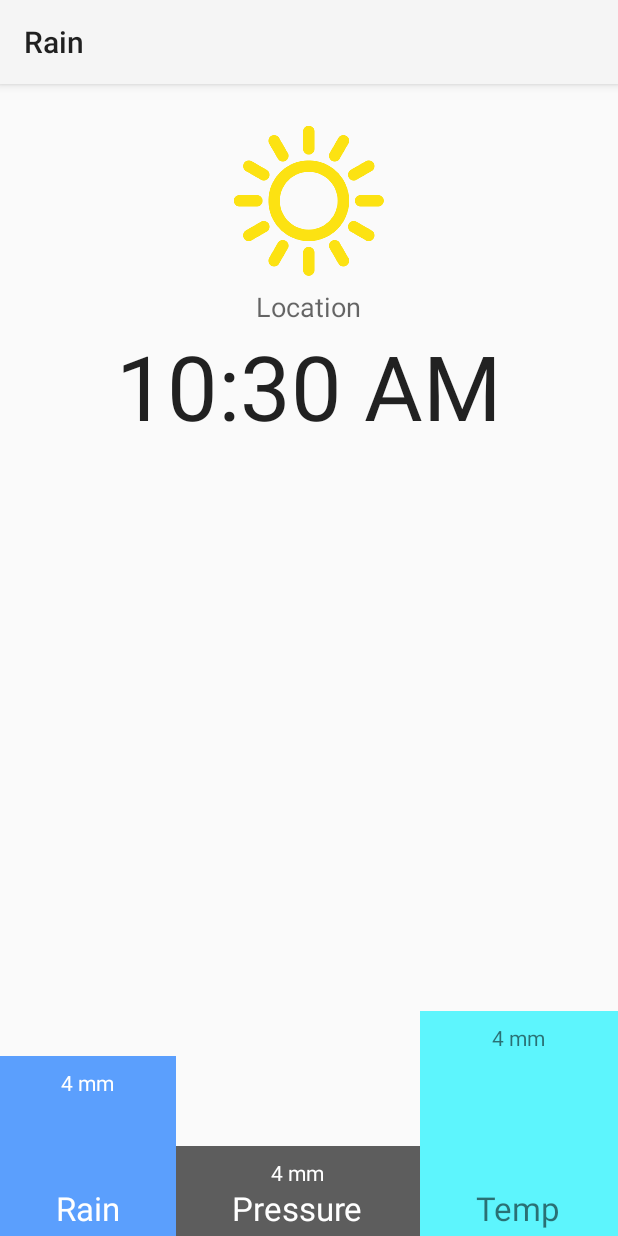
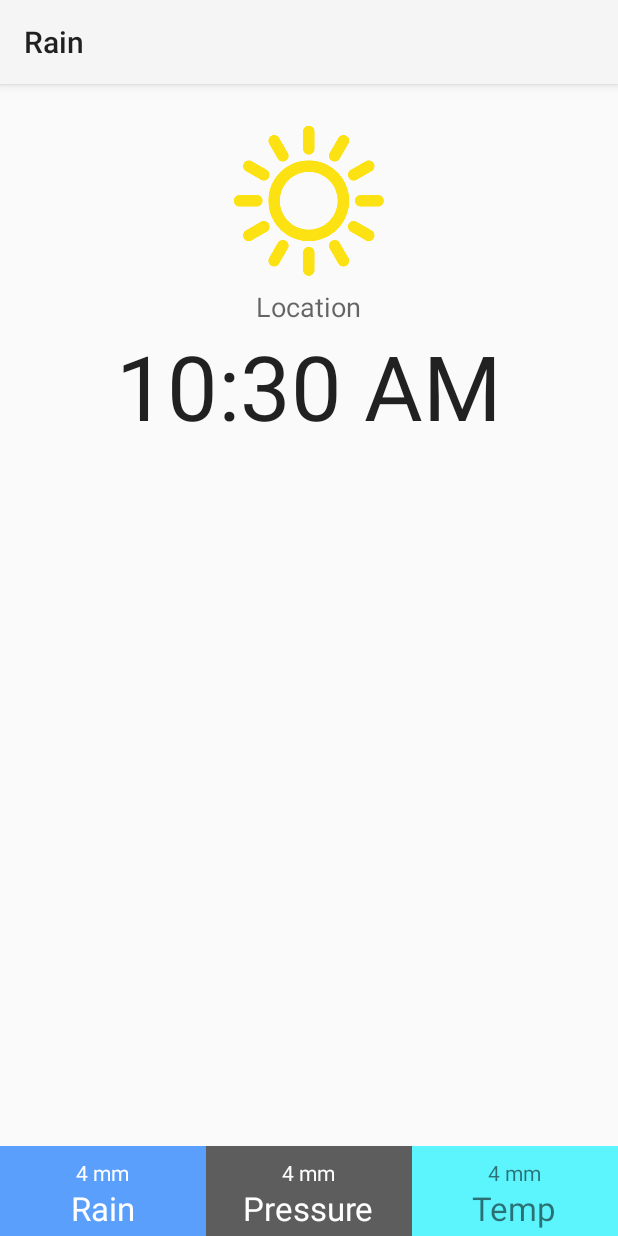
Before and after one commit to manuelmeister/RainMan, an Android app: the layout activity_main.xml on its own in the app's theme, with its tools: preview values and no code run, on a phone screen of 412 x 824 dp. Run offline under Robolectric (Android 15) with nearby library versions, the phone set to English and light mode, and no system bars.

Commit message:
Customized style

```diff
--- a/app/src/main/res/layout/activity_main.xml
+++ b/app/src/main/res/layout/activity_main.xml
@@ -42,8 +42,8 @@
         android:layout_alignParentBottom="true">
 
         <FrameLayout
-            android:layout_width="wrap_content"
-            android:layout_height="120dp"
+            android:layout_width="fill_parent"
+            android:layout_height="60dp"
             android:layout_gravity="bottom|center_horizontal"
             android:id="@+id/bar_rain"
             android:background="@color/rain_background"
@@ -73,7 +73,7 @@
         </FrameLayout>
 
         <FrameLayout
-            android:layout_width="wrap_content"
+            android:layout_width="fill_parent"
             android:layout_height="60dp"
             android:layout_gravity="bottom|center_horizontal"
             android:id="@+id/bar_pressure"
@@ -104,8 +104,8 @@
         </FrameLayout>
 
         <FrameLayout
-            android:layout_width="wrap_content"
-            android:layout_height="150dp"
+            android:layout_width="fill_parent"
+            android:layout_height="60dp"
             android:layout_gravity="bottom|center_horizontal"
             android:id="@+id/bar_temperature"
             android:background="@color/temperature_background_cold"
```
